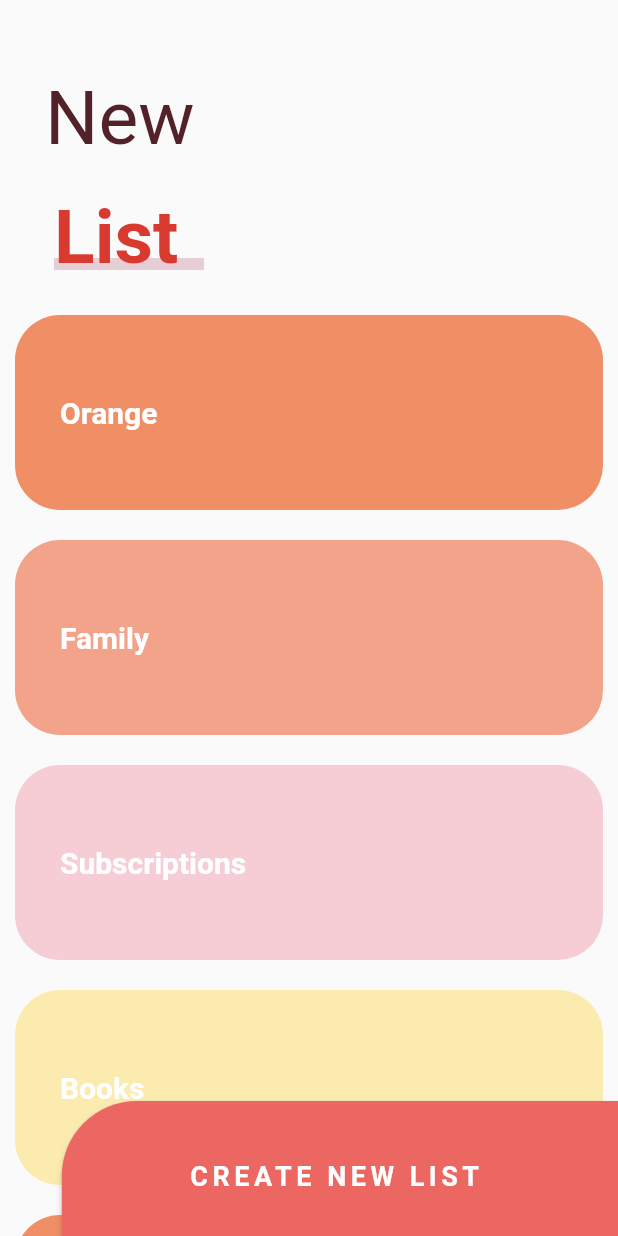
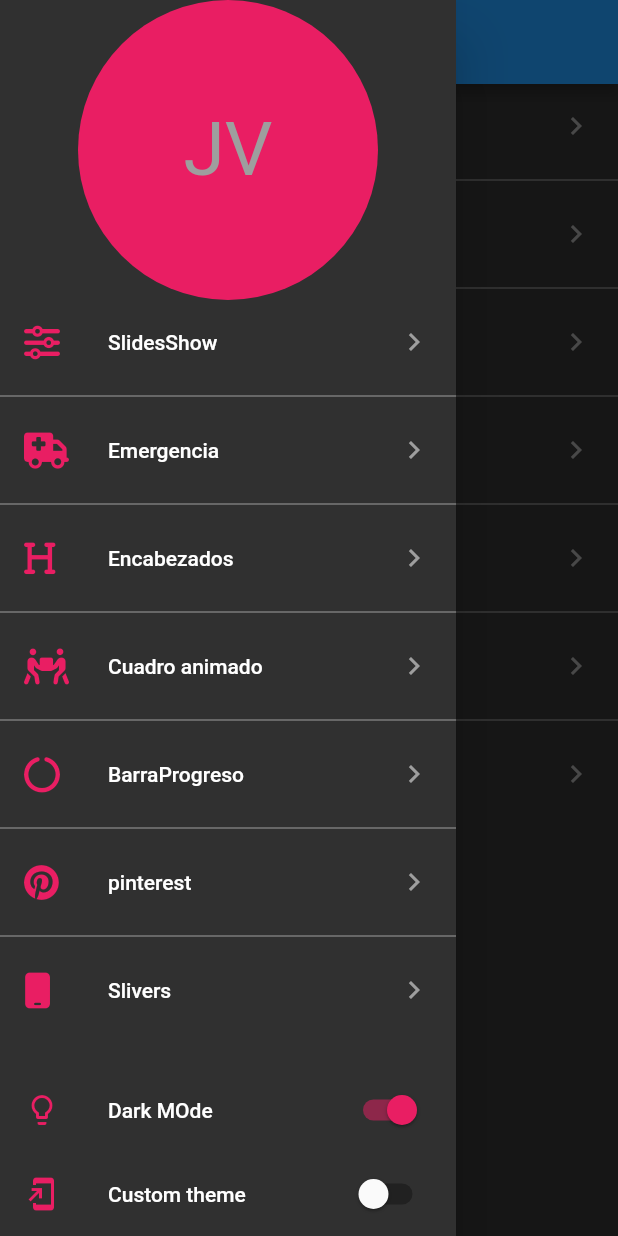
Before and after one commit to JAIME1523/cuadradoAnimadoFlutter, a Flutter app: the screen it shows after launch, with the side drawer open (before the commit the screen has no drawer), on a phone screen of 412 x 824 dp. Run offline on Flutter 3.47's test engine with Material 2 defaults, Android fonts, the phone set to English and light mode, and no system bars; our stand-ins replace animate_do, flutter_svg, font_awesome_flutter.

Commit message:
Fin de la seccion 11

```diff
--- a/lib/main.dart
+++ b/lib/main.dart
@@ -1,24 +1,32 @@
+import 'package:designs/src/theme/theme.dart';
+import 'package:flutter/material.dart';
+
 // import 'package:designs/labs/circular_progres_page.dart';
 // import 'package:designs/pages/grafias_ciculares.dart';
 // import 'package:designs/src/labs/slideshow_page.dart';
 // import 'package:designs/src/pages/emergecy_page.dart';
-import 'package:designs/src/pages/slider_list_page.dart';
+import 'package:designs/src/pages/launcher_page.dart';
+import 'package:provider/provider.dart';
+// import 'package:designs/src/pages/slider_list_page.dart';
 // import 'package:designs/src/pages/painterest_page.dart';
-import 'package:flutter/material.dart';
 
 // import 'src/pages/slideshow_page.dart';
 
-void main() => runApp(const MyApp());
+void main() => runApp(ChangeNotifierProvider(
+    create: ((context) => ThemeChanger(2)), child: MyApp()));
 
 class MyApp extends StatelessWidget {
   const MyApp({Key? key}) : super(key: key);
 
   @override
   Widget build(BuildContext context) {
-    return const MaterialApp(
+    final currentTheme = Provider.of<ThemeChanger>(context).currentTheme;
+
+    return  MaterialApp(
+      theme: currentTheme,
       debugShowCheckedModeBanner: false,
       title: 'Material App',
-      home: SliderPage(),
+      home: LauncherPage(),
     );
   }
 }
--- /dev/null
+++ b/lib/src/pages/launcher_page.dart
@@ -0,0 +1,108 @@
+import 'package:designs/src/routes/routes.dart';
+import 'package:designs/src/theme/theme.dart';
+import 'package:flutter/material.dart';
+import 'package:font_awesome_flutter/font_awesome_flutter.dart';
+import 'package:provider/provider.dart';
+
+class LauncherPage extends StatelessWidget {
+  const LauncherPage({Key? key}) : super(key: key);
+
+  @override
+  Widget build(BuildContext context) {
+    return Scaffold(
+      appBar: AppBar(
+        title: Text('Diseños de flutter'),
+      ),
+      body: _ListaOpciones(),
+      drawer: _MenuPrincipal(),
+    );
+  }
+}
+
+class _ListaOpciones extends StatelessWidget {
+  const _ListaOpciones({Key? key}) : super(key: key);
+  @override
+  Widget build(BuildContext context) {
+final appTheme = Provider.of<ThemeChanger>(context).currentTheme;
+
+    return ListView.separated(
+      separatorBuilder: (context, i) => Divider(color: appTheme.primaryColorLight),
+      itemCount: pageRoutes.length,
+      itemBuilder: (BuildContext context, int index) => ListTile(
+        leading: FaIcon(pageRoutes[index].icon, color: appTheme.colorScheme.secondary),
+        title: Text(pageRoutes[index].titulo),
+        trailing:  Icon(
+          Icons.chevron_right,
+          color:appTheme.primaryColorLight,
+        ),
+        onTap: () {
+          Navigator.push(context,
+              MaterialPageRoute(builder: (context) => pageRoutes[index].page));
+        },
+      ),
+    );
+  }
+}
+
+class _MenuPrincipal extends StatelessWidget {
+  const _MenuPrincipal({Key? key}) : super(key: key);
+  @override
+  Widget build(BuildContext context) {
+    final appTheme = Provider.of<ThemeChanger>(context);
+
+    return Drawer(
+      child: Container(
+        child: Column(
+          children: [
+            SafeArea(
+              child: Container(
+                // padding: EdgeInsets.symmetric(20),
+                width: double.infinity,
+                height: 200,
+                child:  CircleAvatar(
+                  backgroundColor: appTheme.currentTheme.accentColor,
+                  child: Text(
+                    'JV',
+                    style: TextStyle(fontSize: 50),
+                  ),
+                ),
+              ),
+            ),
+            Expanded(child: _ListaOpciones()),
+            ListTile(
+              leading: Icon(Icons.lightbulb_outline, color: appTheme.currentTheme.colorScheme.secondary),
+              title: Text('Dark MOde'),
+              trailing: Switch.adaptive(
+                  value: appTheme.darkTheme,
+                  activeColor: appTheme.currentTheme.colorScheme.secondary,
+                  onChanged: (value) {
+                    appTheme.darkTheme = value;
+                  }
+
+                  ),
+            ),
+            SafeArea(
+              bottom: true,
+              top: false,
+              left: false,
+              right: false,
+              child: ListTile(
+                leading: Icon(Icons.add_to_home_screen, color: appTheme.currentTheme.colorScheme.secondary),
+                title: Text('Custom theme'),
+                trailing: Switch.adaptive(
+                    value: appTheme.customTheme,
+                    activeColor: appTheme.currentTheme.colorScheme.secondary,
+                     onChanged: (value) {
+                    appTheme.customTheme = value;
+                  }
+
+
+                    ),
+              ),
+            ),
+          ],
+        ),
+      ),
+    );
+  }
+}
--- a/lib/src/pages/slider_list_page.dart
+++ b/lib/src/pages/sliver_list_page.dart
@@ -1,9 +1,11 @@
 // ignore_for_file: unused_element
 
+import 'package:designs/src/theme/theme.dart';
 import 'package:flutter/material.dart';
+import 'package:provider/provider.dart';
 
-class SliderPage extends StatelessWidget {
-  const SliderPage({Key? key}) : super(key: key);
+class SliverPage extends StatelessWidget {
+  const SliverPage({Key? key}) : super(key: key);
 
   @override
   Widget build(BuildContext context) {
@@ -21,19 +23,21 @@ class _BotonNewList extends StatelessWidget {
   @override
   Widget build(BuildContext context) {
     final size = MediaQuery.of(context).size;
+    final appTheme = Provider.of<ThemeChanger>(context);
     return ButtonTheme(
         minWidth: size.width * 0.9,
         height: 100,
         child: RaisedButton(
-        color: const Color(0xffED6762),
+            color: appTheme.darkTheme
+                ? appTheme.currentTheme.colorScheme.secondary
+                : const Color(0xffED6762),
             shape: const RoundedRectangleBorder(
-          borderRadius: BorderRadius.only(topLeft:  Radius.circular(50))
-        ),
+                borderRadius: BorderRadius.only(topLeft: Radius.circular(50))),
             onPressed: () {},
-            child: const Text(
+            child: Text(
               'CREATE NEW LIST ',
               style: TextStyle(
-                  color: Colors.white,
+                  color: appTheme.currentTheme.scaffoldBackgroundColor,
                   fontSize: 18,
                   fontWeight: FontWeight.bold,
                   letterSpacing: 3),
@@ -46,6 +50,8 @@ class _MainScroll extends StatelessWidget {
 
   @override
   Widget build(BuildContext context) {
+    final appTheme = Provider.of<ThemeChanger>(context);
+
     //CustomScrollView recibe slivers
     final items = [
       const _ListItem(titulo: 'Orange', color: Color(0xffF08F66)),
@@ -73,14 +79,15 @@ class _MainScroll extends StatelessWidget {
               maxheigth: 200.0,
               minheight: 170.0,
               child: Container(
+                color: appTheme.currentTheme.scaffoldBackgroundColor,
                 alignment: Alignment.centerLeft,
                 child: _Titulo(),
               ),
             )),
 
         SliverList(
-            delegate:
-                SliverChildListDelegate([...items, const SizedBox(height: 100)]))
+            delegate: SliverChildListDelegate(
+                [...items, const SizedBox(height: 100)]))
       ],
     );
   }
@@ -121,14 +128,18 @@ class _Titulo extends StatelessWidget {
 
   @override
   Widget build(BuildContext context) {
+    final appTheme = Provider.of<ThemeChanger>(context);
+
     return Column(
       children: [
         const SizedBox(height: 30),
         Container(
           margin: const EdgeInsets.symmetric(horizontal: 30, vertical: 20),
-      child: const Text(
+          child: Text(
             'New ',
-        style: TextStyle(color: Color(0xff532128), fontSize: 50),
+            style: TextStyle(
+                color: appTheme.darkTheme ? Colors.grey : Color(0xff532128),
+                fontSize: 50),
           ),
         ),
         Stack(
@@ -136,7 +147,12 @@ class _Titulo extends StatelessWidget {
             const SizedBox(width: 100),
             Positioned(
               bottom: 8,
-          child: Container(width: 150, height: 8, color: const Color(0xffE7CDD5)),
+              child: Container(
+                  width: 150,
+                  height: 8,
+                  color: appTheme.darkTheme
+                      ? Colors.grey
+                      : const Color(0xffE7CDD5)),
             ),
             const Text('List',
                 style: TextStyle(
@@ -174,12 +190,14 @@ class _ListaTareas extends StatelessWidget {
 }
 
 class _ListItem extends StatelessWidget {
+
   final String titulo;
   final Color? color;
 
   const _ListItem({Key? key, this.titulo = '', this.color}) : super(key: key);
   @override
   Widget build(BuildContext context) {
+  final appTheme = Provider.of<ThemeChanger>(context);
     return Container(
         alignment: Alignment.centerLeft,
         padding: const EdgeInsets.all(30),
@@ -191,6 +209,9 @@ class _ListItem extends StatelessWidget {
         height: 130,
         margin: const EdgeInsets.all(10),
         decoration: BoxDecoration(
-            color: color, borderRadius: BorderRadius.circular(30)));
+            color: appTheme.darkTheme ?Colors.grey: color,
+
+
+            borderRadius: BorderRadius.circular(30)));
   }
 }
--- /dev/null
+++ b/lib/src/routes/routes.dart
@@ -0,0 +1,43 @@
+  // import 'package:designs/src/pages/slideshow_page.dart';
+import 'package:flutter/material.dart';
+import 'package:font_awesome_flutter/font_awesome_flutter.dart';
+
+
+
+
+
+// import 'package:designs/src/labs/slideshow_page.dart';
+import 'package:designs/src/pages/emergecy_page.dart';
+import 'package:designs/src/pages/grafias_ciculares.dart';
+import 'package:designs/src/pages/headers_pages.dart';
+import 'package:designs/src/pages/painterest_page.dart';
+import 'package:designs/src/pages/sliver_list_page.dart';
+import 'package:designs/src/retos/cuadrado_animado.dart';
+
+import '../pages/slideshow_page.dart';
+
+final pageRoutes = <_Routes>[
+  _Routes(FontAwesomeIcons.sliders, 'SlidesShow', SildeShowPage()),
+  _Routes(FontAwesomeIcons.truckMedical, 'Emergencia', EmergencypagePage()),
+  _Routes(FontAwesomeIcons.heading, 'Encabezados', HeaderPage()),
+  _Routes(FontAwesomeIcons.peopleCarryBox, 'Cuadro animado', CuadradoAnimado()),
+  _Routes(
+      FontAwesomeIcons.circleNotch, 'BarraProgreso', GraficasCicularesPage()),
+  _Routes(FontAwesomeIcons.pinterest, 'pinterest', PrinterestPage()),
+  _Routes(FontAwesomeIcons.mobile, 'Slivers', SliverPage()),
+
+
+
+
+
+
+
+];
+
+class _Routes {
+  final IconData icon;
+  final String titulo;
+  final Widget page;
+
+  _Routes(this.icon, this.titulo, this.page);
+}
--- /dev/null
+++ b/lib/src/theme/theme.dart
@@ -0,0 +1,79 @@
+import 'package:flutter/material.dart';
+
+class ThemeChanger extends ChangeNotifier {
+  bool _darkTheme = false;
+  bool _customTheme = false;
+
+  ThemeData _currentTheme = ThemeData.light();
+
+  ThemeChanger(int theme) {
+    switch (theme) {
+      case 1: //light
+
+        _darkTheme = false;
+        _customTheme = false;
+        _currentTheme = ThemeData.light();
+        break;
+
+      case 2: //light
+
+        _darkTheme = true;
+        _customTheme = false;
+        _currentTheme = ThemeData.dark().copyWith(
+            colorScheme:
+                ColorScheme.fromSwatch().copyWith(secondary: Colors.pink));
+        break;
+
+      case 3: //light
+
+        _darkTheme = false;
+        _customTheme = true;
+        break;
+
+      default:
+        _darkTheme = false;
+        _customTheme = false;
+        _currentTheme = ThemeData.light();
+        break;
+    }
+  }
+
+  bool get darkTheme => _darkTheme;
+  bool get customTheme => _customTheme;
+  ThemeData get currentTheme => _currentTheme;
+
+  set darkTheme(value) {
+    _customTheme = false;
+    _darkTheme = value;
+    if (value) {
+      _currentTheme = ThemeData.dark().copyWith(
+          colorScheme:
+              ColorScheme.fromSwatch().copyWith(secondary: Colors.pink));
+    } else {
+      _currentTheme = ThemeData.light();
+    }
+    notifyListeners();
+  }
+
+  set customTheme(value) {
+    _customTheme = value;
+    _darkTheme = false;
+
+    if (value) {
+      _currentTheme = ThemeData.dark().copyWith(
+          colorScheme: ColorScheme.fromSwatch()
+              .copyWith(secondary: const Color(0xff48A0eB)),
+          primaryColorLight: Colors.white,
+          scaffoldBackgroundColor: const Color(0xff16202b),
+          textTheme: const TextTheme(bodyText1: TextStyle(color: Colors.white)),
+          floatingActionButtonTheme:
+              const FloatingActionButtonThemeData(backgroundColor: Colors.pink),
+          appBarTheme: const AppBarTheme(
+            backgroundColor: Colors.pink,
+          ));
+    } else {
+      _currentTheme = ThemeData.light();
+    }
+    notifyListeners();
+  }
+}
--- a/lib/src/widgets/radial_progress.dart
+++ b/lib/src/widgets/radial_progress.dart
@@ -16,7 +16,7 @@ class RadialProgress extends StatefulWidget {
   final porcentaje;
 
   final Color colorPrimario;
-  final Color colorSecundario;
+  final Color? colorSecundario;
   final double grosorSecundario;
   final double grosorPrimario;
 
@@ -63,7 +63,7 @@ class _RadialProgressState extends State<RadialProgress>
                   (widget.porcentaje - diferenciaAnimar) +
                       (diferenciaAnimar + controller.value),
                   widget.colorPrimario,
-                  widget.colorSecundario,
+                  widget.colorSecundario!,
                   widget.grosorSecundario,
                   widget.grosorPrimario),
               // child: ,
```
Also changed, not shown: lib/src/pages/grafias_ciculares.dart (+11 -5 lines), lib/src/pages/headers_pages.dart (+6 -2 lines), lib/src/pages/painterest_page.dart (+5 -3 lines), lib/src/pages/slideshow_page.dart (+8 -1 lines), lib/src/widgets/headers.dart (+11 -4 lines), pubspec.lock, 3 other files. Lines whose indentation alone changed are shown as unchanged.
